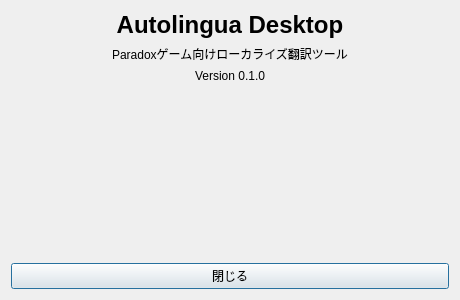
Old version of the form ui/dialogs/AboutDialog.ui in the repository Ikumyon/AutoLingua2.
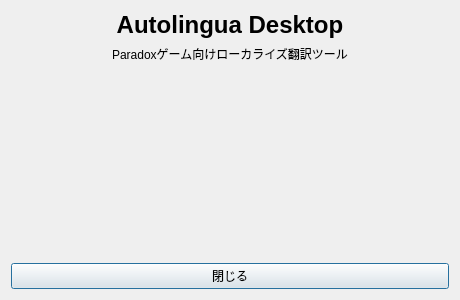
New version of the form.

What changed in the file:
```diff
--- a/ui/dialogs/AboutDialog.ui
+++ b/ui/dialogs/AboutDialog.ui
@@ -22,7 +22,7 @@
    </item>
    <item>
     <widget class="QLabel" name="labelVersion">
-     <property name="text"><string>Version 0.1.0</string></property>
+     <property name="text"><string notr="true"></string></property>
      <property name="alignment"><set>Qt::AlignCenter</set></property>
     </widget>
    </item>
```
